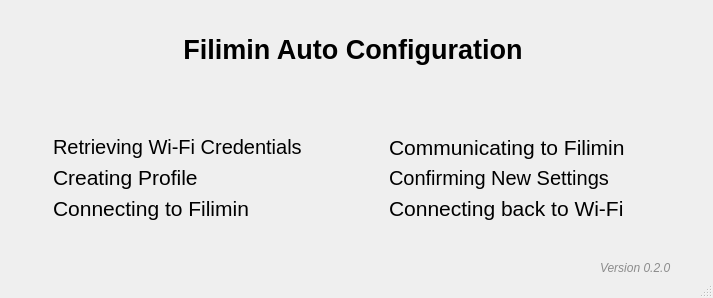
Above: autoConfigMainWindow.ui from Filimin/filiminWindowsAutoConfig before the change. Below: the same form after it.
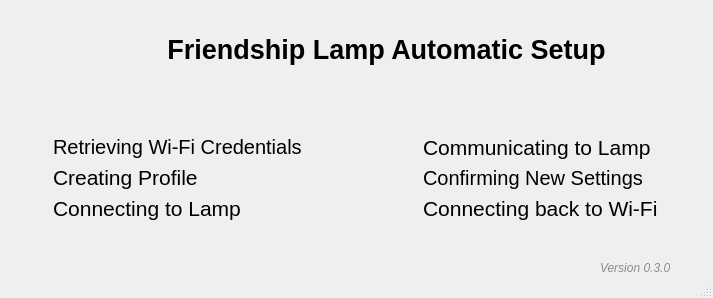
That is the form after the change. Icons and pictures are not drawn.

Commit message: rebranded to Friendship Lamp, changed errors to error codes with user-friendly error messages, removed email option and replaced with filling out form on contact page

Diff of the .ui file:
```diff
--- a/autoConfigMainWindow.ui
+++ b/autoConfigMainWindow.ui
@@ -40,7 +40,7 @@
      <rect>
       <x>40</x>
       <y>10</y>
-      <width>626</width>
+      <width>693</width>
       <height>211</height>
      </rect>
     </property>
@@ -68,7 +68,7 @@
         </font>
        </property>
        <property name="text">
-        <string>Filimin Auto Configuration</string>
+        <string>Friendship Lamp Automatic Setup</string>
        </property>
        <property name="alignment">
         <set>Qt::AlignCenter</set>
@@ -231,7 +231,7 @@
               </font>
              </property>
              <property name="text">
-              <string>Connecting to Filimin</string>
+              <string>Connecting to Lamp</string>
              </property>
             </widget>
            </item>
@@ -294,7 +294,7 @@
               </font>
              </property>
              <property name="text">
-              <string>Communicating to Filimin</string>
+              <string>Communicating to Lamp</string>
              </property>
             </widget>
            </item>
@@ -410,7 +410,7 @@
      <enum>Qt::LeftToRight</enum>
     </property>
     <property name="text">
-     <string>&lt;html&gt;&lt;head/&gt;&lt;body&gt;&lt;p&gt;&lt;span style=&quot; color:#8c8c8c;&quot;&gt;Version 0.2.0&lt;/span&gt;&lt;/p&gt;&lt;/body&gt;&lt;/html&gt;</string>
+     <string>&lt;html&gt;&lt;head/&gt;&lt;body&gt;&lt;p&gt;&lt;span style=&quot; color:#8c8c8c;&quot;&gt;Version 0.3.0&lt;/span&gt;&lt;/p&gt;&lt;/body&gt;&lt;/html&gt;</string>
     </property>
     <property name="textFormat">
      <enum>Qt::RichText</enum>
```
The commit also changes 4 other files.
